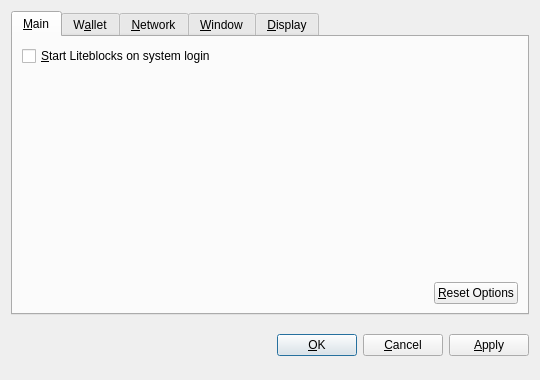
Above: src/qt/forms/optionsdialog.ui from liteblocks-project/liteblocks before the change. Below: the same form after it.
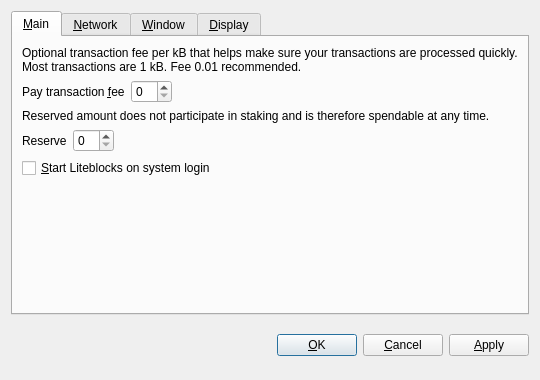
That is the form after the change. Custom widgets are drawn as their Qt base class.

Patch:
```diff
--- a/src/qt/forms/optionsdialog.ui
+++ b/src/qt/forms/optionsdialog.ui
@@ -31,69 +31,9 @@
       </attribute>
       <layout class="QVBoxLayout" name="verticalLayout_Main">
        <item>
-        <widget class="QCheckBox" name="bitcoinAtStartup">
-         <property name="toolTip">
-          <string>Automatically start Liteblocks after logging in to the system.</string>
-         </property>
-         <property name="text">
-          <string>&amp;Start Liteblocks on system login</string>
-         </property>
-        </widget>
-       </item>
-       <item>
-        <spacer name="verticalSpacer_Main">
-         <property name="orientation">
-          <enum>Qt::Vertical</enum>
-         </property>
-         <property name="sizeHint" stdset="0">
-          <size>
-           <width>20</width>
-           <height>40</height>
-          </size>
-         </property>
-        </spacer>
-       </item>
-       <item>
-        <layout class="QHBoxLayout" name="horizontalLayout_2_Main">
-         <item>
-          <spacer name="horizontalSpacer_2_Main">
-           <property name="orientation">
-            <enum>Qt::Horizontal</enum>
-           </property>
-           <property name="sizeHint" stdset="0">
-            <size>
-             <width>40</width>
-             <height>20</height>
-            </size>
-           </property>
-          </spacer>
-         </item>
-         <item>
-          <widget class="QPushButton" name="resetButton">
-           <property name="toolTip">
-            <string>Reset all client options to default.</string>
-           </property>
-           <property name="text">
-            <string>&amp;Reset Options</string>
-           </property>
-           <property name="autoDefault">
-            <bool>false</bool>
-           </property>
-          </widget>
-         </item>
-        </layout>
-       </item>
-      </layout>
-     </widget>
-     <widget class="QWidget" name="tabWallet">
-      <attribute name="title">
-       <string>W&amp;allet</string>
-      </attribute>
-      <layout class="QVBoxLayout" name="verticalLayout_Network">
-       <item>
         <widget class="QLabel" name="transactionFeeInfoLabel">
          <property name="text">
-          <string>Optional transaction fee per kB that helps make sure your transactions are processed quickly. Most transactions are 1 kB.</string>
+          <string>Optional transaction fee per kB that helps make sure your transactions are processed quickly. Most transactions are 1 kB. Fee 0.01 recommended.</string>
          </property>
          <property name="textFormat">
           <enum>Qt::PlainText</enum>
@@ -104,7 +44,7 @@
         </widget>
        </item>
        <item>
-        <layout class="QHBoxLayout" name="horizontalLayout_1_Main">
+        <layout class="QHBoxLayout" name="horizontalLayoutFee">
          <item>
           <widget class="QLabel" name="transactionFeeLabel">
            <property name="text">
@@ -137,9 +77,12 @@
         </layout>
        </item>
        <item>
-        <widget class="QLabel" name="label">
+        <widget class="QLabel" name="reserveBalanceInfoLabel">
          <property name="text">
-          <string>If you disable the spending of unconfirmed change, the change from a transaction cannot be used until that transaction has at least one confirmation. This also affects how your balance is computed.</string>
+          <string>Reserved amount does not participate in staking and is therefore spendable at any time.</string>
+         </property>
+         <property name="textFormat">
+          <enum>Qt::PlainText</enum>
          </property>
          <property name="wordWrap">
           <bool>true</bool>
@@ -147,9 +90,45 @@
         </widget>
        </item>
        <item>
-        <widget class="QCheckBox" name="spendZeroConfChange">
+        <layout class="QHBoxLayout" name="horizontalLayoutReserveBalance">
+         <item>
+          <widget class="QLabel" name="reserveBalanceLabel">
+           <property name="text">
+            <string>Reserve</string>
+           </property>
+           <property name="textFormat">
+            <enum>Qt::PlainText</enum>
+           </property>
+           <property name="buddy">
+            <cstring>reserveBalance</cstring>
+           </property>
+          </widget>
+         </item>
+         <item>
+          <widget class="BitcoinAmountField" name="reserveBalance"/>
+         </item>
+         <item>
+          <spacer name="horizontalSpacerReserveBalance">
+           <property name="orientation">
+            <enum>Qt::Horizontal</enum>
+           </property>
+           <property name="sizeHint" stdset="0">
+            <size>
+             <width>40</width>
+             <height>20</height>
+            </size>
+           </property>
+          </spacer>
+         </item>
+        </layout>
+       </item>
+       <item>
+        <widget class="QCheckBox" name="bitcoinAtStartup">
+         <property name="toolTip">
+          <string>Automatically start Liteblocks after logging in to the system.</string>
+         </property>
          <property name="text">
-          <string>Spend unconfirmed change  (experts only)</string>
+          <string>&amp;Start Liteblocks on system login</string>
          </property>
         </widget>
        </item>
```
Left out of the diff: 4 changed lines with no effect on the pictures.
